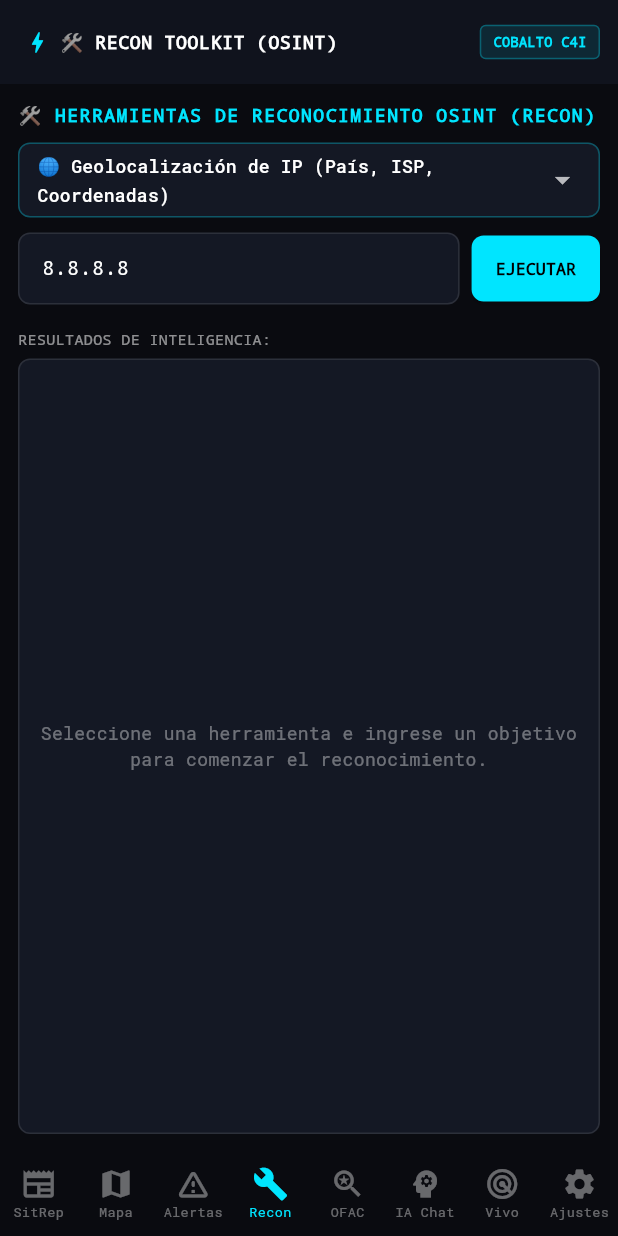
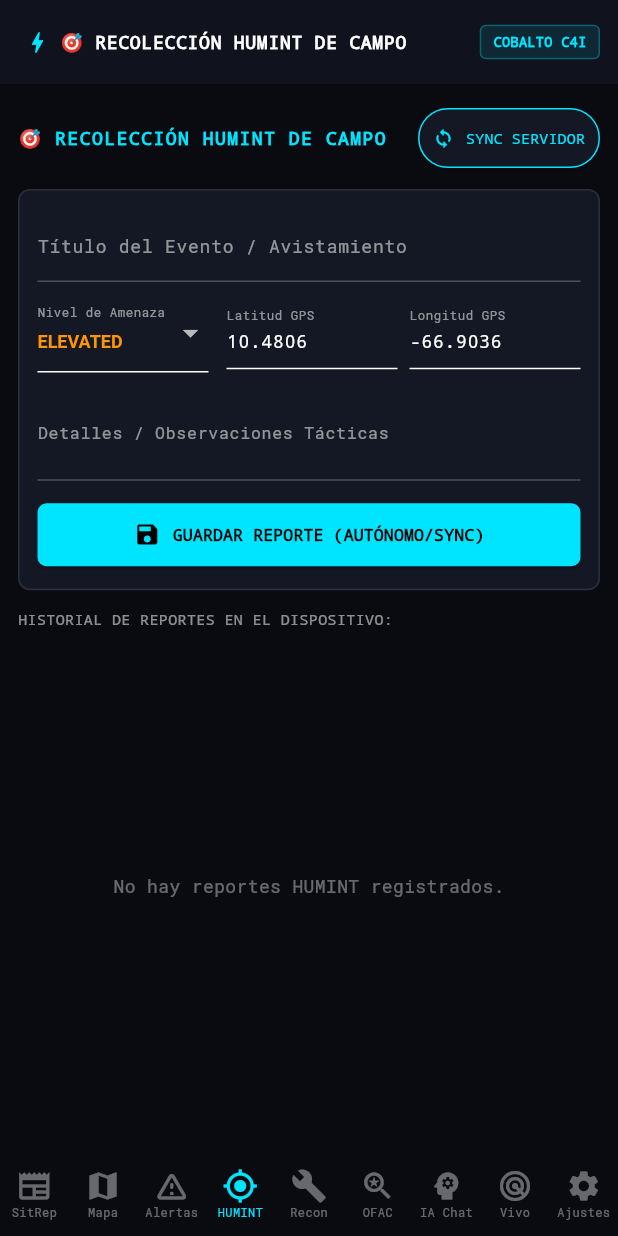
Before and after one commit to zuluetaulianov-eng/cobalto_mobile, a Flutter app: the MainScreen screen opened directly, item 4 of the bottom bar chosen, on a phone screen of 412 x 824 dp. Run offline on Flutter 3.47's test engine with Material 3 defaults, Android fonts, the phone set to English and light mode, and no system bars; our stand-ins replace google_fonts, shared_preferences, sqflite, webview_flutter; accounts and stored records are empty; network calls fail.

Commit message:
feat(mobile): implement Phase 2 HUMINT field reporting module with GPS coords, offline SQLite storage, hybrid sync, and sub-router API integration

```diff
--- /dev/null
+++ b/lib/screens/humint_tab.dart
@@ -0,0 +1,352 @@
+import 'package:flutter/material.dart';
+import '../services/local_db_service.dart';
+import '../services/cobalto_api_service.dart';
+
+class HumintTab extends StatefulWidget {
+  const HumintTab({super.key});
+
+  @override
+  State<HumintTab> createState() => _HumintTabState();
+}
+
+class _HumintTabState extends State<HumintTab> {
+  final TextEditingController _titleController = TextEditingController();
+  final TextEditingController _descController = TextEditingController();
+  final TextEditingController _latController = TextEditingController(text: '10.4806');
+  final TextEditingController _lngController = TextEditingController(text: '-66.9036');
+
+  String _threatLevel = 'ELEVATED';
+  bool _isSaving = false;
+  bool _isSyncing = false;
+  List<Map<String, dynamic>> _reports = [];
+
+  final Map<String, Color> _threatColors = {
+    'CRITICAL': const Color(0xFFFF2D55),
+    'ELEVATED': const Color(0xFFFF9500),
+    'MODERATE': const Color(0xFFFFCC00),
+    'LOW': const Color(0xFF34C759),
+  };
+
+  @override
+  void initState() {
+    super.initState();
+    _loadReports();
+  }
+
+  Future<void> _loadReports() async {
+    final list = await LocalDbService.getFieldReports();
+    if (mounted) {
+      setState(() => _reports = list);
+    }
+  }
+
+  Future<void> _saveLocalReport() async {
+    final title = _titleController.text.trim();
+    final desc = _descController.text.trim();
+
+    if (title.isEmpty) {
+      ScaffoldMessenger.of(context).showSnackBar(
+        const SnackBar(
+          content: Text('⚠️ Ingrese un título para el reporte.'),
+          backgroundColor: Color(0xFFFF2D55),
+        ),
+      );
+      return;
+    }
+
+    setState(() => _isSaving = true);
+
+    final report = {
+      'id': 'humint_${DateTime.now().millisecondsSinceEpoch}',
+      'title': title,
+      'description': desc,
+      'threat_level': _threatLevel,
+      'lat': double.tryParse(_latController.text) ?? 0.0,
+      'lng': double.tryParse(_lngController.text) ?? 0.0,
+      'timestamp': DateTime.now().toIso8601String(),
+      'synced': false,
+    };
+
+    await LocalDbService.saveFieldReport(report);
+
+    // Intentar transmisión automática si hay conexión con el servidor PC
+    final syncRes = await CobaltoApiService.sendHumintReport(report);
+    if (syncRes['success'] == true) {
+      report['synced'] = true;
+      await LocalDbService.saveFieldReport(report);
+    }
+
+    _titleController.clear();
+    _descController.clear();
+
+    if (mounted) {
+      setState(() => _isSaving = false);
+      await _loadReports();
+      if (!mounted) return;
+
+      ScaffoldMessenger.of(context).showSnackBar(
+        SnackBar(
+          content: Text(
+            syncRes['success'] == true
+                ? '✅ Reporte guardado y sincronizado con el servidor.'
+                : '💾 Reporte guardado localmente en la base de datos autónoma.',
+          ),
+          backgroundColor: syncRes['success'] == true ? const Color(0xFF00FFAA) : const Color(0xFF00E5FF),
+        ),
+      );
+    }
+  }
+
+  Future<void> _syncPendingReports() async {
+    setState(() => _isSyncing = true);
+
+    int syncedCount = 0;
+    for (final report in _reports) {
+      if (report['synced'] == 0 || report['synced'] == false) {
+        final res = await CobaltoApiService.sendHumintReport(report);
+        if (res['success'] == true) {
+          final mutable = Map<String, dynamic>.from(report);
+          mutable['synced'] = true;
+          await LocalDbService.saveFieldReport(mutable);
+          syncedCount++;
+        }
+      }
+    }
+
+    await _loadReports();
+    if (mounted) {
+      setState(() => _isSyncing = false);
+      if (!mounted) return;
+
+      ScaffoldMessenger.of(context).showSnackBar(
+        SnackBar(
+          content: Text(syncedCount > 0
+              ? '✅ $syncedCount reportes sincronizados con el servidor.'
+              : 'ℹ️ No hay reportes pendientes o el servidor no está en línea.'),
+          backgroundColor: const Color(0xFF00E5FF),
+        ),
+      );
+    }
+  }
+
+  @override
+  Widget build(BuildContext context) {
+    return Scaffold(
+      backgroundColor: const Color(0xFF0A0B10),
+      body: Padding(
+        padding: const EdgeInsets.all(12),
+        child: Column(
+          crossAxisAlignment: CrossAxisAlignment.start,
+          children: [
+            Row(
+              mainAxisAlignment: MainAxisAlignment.spaceBetween,
+              children: [
+                const Text(
+                  '🎯 RECOLECCIÓN HUMINT DE CAMPO',
+                  style: TextStyle(
+                    color: Color(0xFF00E5FF),
+                    fontSize: 12,
+                    fontWeight: FontWeight.bold,
+                    fontFamily: 'monospace',
+                    letterSpacing: 1,
+                  ),
+                ),
+                ElevatedButton.icon(
+                  onPressed: _isSyncing ? null : _syncPendingReports,
+                  style: ElevatedButton.styleFrom(
+                    backgroundColor: const Color(0xFF141824),
+                    foregroundColor: const Color(0xFF00E5FF),
+                    side: const BorderSide(color: Color(0xFF00E5FF)),
+                    padding: const EdgeInsets.symmetric(horizontal: 10, vertical: 6),
+                  ),
+                  icon: _isSyncing
+                      ? const SizedBox(width: 12, height: 12, child: CircularProgressIndicator(strokeWidth: 2))
+                      : const Icon(Icons.sync, size: 14),
+                  label: const Text('SYNC SERVIDOR', style: TextStyle(fontSize: 10, fontFamily: 'monospace')),
+                ),
+              ],
+            ),
+            const SizedBox(height: 10),
+
+            // Formulario de Captura de Campo
+            Container(
+              padding: const EdgeInsets.all(12),
+              decoration: BoxDecoration(
+                color: const Color(0xFF141824),
+                borderRadius: BorderRadius.circular(8),
+                border: Border.all(color: Colors.white10),
+              ),
+              child: Column(
+                crossAxisAlignment: CrossAxisAlignment.start,
+                children: [
+                  TextField(
+                    controller: _titleController,
+                    style: const TextStyle(color: Colors.white, fontSize: 13),
+                    decoration: const InputDecoration(
+                      labelText: 'Título del Evento / Avistamiento',
+                      labelStyle: TextStyle(color: Colors.white54, fontSize: 12),
+                      enabledBorder: UnderlineInputBorder(borderSide: BorderSide(color: Colors.white24)),
+                      focusedBorder: UnderlineInputBorder(borderSide: BorderSide(color: Color(0xFF00E5FF))),
+                    ),
+                  ),
+                  const SizedBox(height: 8),
+
+                  Row(
+                    children: [
+                      Expanded(
+                        child: DropdownButtonFormField<String>(
+                          value: _threatLevel,
+                          dropdownColor: const Color(0xFF141824),
+                          decoration: const InputDecoration(
+                            labelText: 'Nivel de Amenaza',
+                            labelStyle: TextStyle(color: Colors.white54, fontSize: 11),
+                          ),
+                          style: TextStyle(
+                            color: _threatColors[_threatLevel] ?? Colors.white,
+                            fontWeight: FontWeight.bold,
+                            fontSize: 12,
+                          ),
+                          items: _threatColors.keys.map((level) {
+                            return DropdownMenuItem(
+                              value: level,
+                              child: Text(level, style: TextStyle(color: _threatColors[level])),
+                            );
+                          }).toList(),
+                          onChanged: (val) {
+                            if (val != null) setState(() => _threatLevel = val);
+                          },
+                        ),
+                      ),
+                      const SizedBox(width: 12),
+                      Expanded(
+                        child: TextField(
+                          controller: _latController,
+                          style: const TextStyle(color: Colors.white, fontSize: 12, fontFamily: 'monospace'),
+                          decoration: const InputDecoration(
+                            labelText: 'Latitud GPS',
+                            labelStyle: TextStyle(color: Colors.white54, fontSize: 11),
+                          ),
+                        ),
+                      ),
+                      const SizedBox(width: 8),
+                      Expanded(
+                        child: TextField(
+                          controller: _lngController,
+                          style: const TextStyle(color: Colors.white, fontSize: 12, fontFamily: 'monospace'),
+                          decoration: const InputDecoration(
+                            labelText: 'Longitud GPS',
+                            labelStyle: TextStyle(color: Colors.white54, fontSize: 11),
+                          ),
+                        ),
+                      ),
+                    ],
+                  ),
+                  const SizedBox(height: 8),
+
+                  TextField(
+                    controller: _descController,
+                    maxLines: 2,
+                    style: const TextStyle(color: Colors.white, fontSize: 12),
+                    decoration: const InputDecoration(
+                      labelText: 'Detalles / Observaciones Tácticas',
+                      labelStyle: TextStyle(color: Colors.white54, fontSize: 11),
+                      enabledBorder: UnderlineInputBorder(borderSide: BorderSide(color: Colors.white24)),
+                      focusedBorder: UnderlineInputBorder(borderSide: BorderSide(color: Color(0xFF00E5FF))),
+                    ),
+                  ),
+                  const SizedBox(height: 12),
+
+                  SizedBox(
+                    width: double.infinity,
+                    child: ElevatedButton.icon(
+                      onPressed: _isSaving ? null : _saveLocalReport,
+                      style: ElevatedButton.styleFrom(
+                        backgroundColor: const Color(0xFF00E5FF),
+                        foregroundColor: Colors.black,
+                        padding: const EdgeInsets.symmetric(vertical: 12),
+                        shape: RoundedRectangleBorder(borderRadius: BorderRadius.circular(6)),
+                      ),
+                      icon: _isSaving
+                          ? const SizedBox(width: 14, height: 14, child: CircularProgressIndicator(strokeWidth: 2))
+                          : const Icon(Icons.save),
+                      label: const Text(
+                        'GUARDAR REPORTE (AUTÓNOMO/SYNC)',
+                        style: TextStyle(fontWeight: FontWeight.bold, fontSize: 11, fontFamily: 'monospace'),
+                      ),
+                    ),
+                  ),
+                ],
+              ),
+            ),
+            const SizedBox(height: 12),
+
+            const Text(
+              'HISTORIAL DE REPORTES EN EL DISPOSITIVO:',
+              style: TextStyle(color: Colors.white54, fontSize: 10, fontFamily: 'monospace'),
+            ),
+            const SizedBox(height: 6),
+
+            // Lista de Reportes Guardados
+            Expanded(
+              child: _reports.isEmpty
+                  ? const Center(
+                      child: Text('No hay reportes HUMINT registrados.', style: TextStyle(color: Colors.white38, fontSize: 12)),
+                    )
+                  : ListView.builder(
+                      itemCount: _reports.length,
+                      itemBuilder: (context, index) {
+                        final rep = _reports[index];
+                        final isSynced = rep['synced'] == 1 || rep['synced'] == true;
+                        final level = rep['threat_level'] ?? 'LOW';
+
+                        return Card(
+                          margin: const EdgeInsets.only(bottom: 8),
+                          color: const Color(0xFF141824),
+                          shape: RoundedRectangleBorder(
+                            borderRadius: BorderRadius.circular(6),
+                            side: BorderSide(color: _threatColors[level]?.withOpacity(0.5) ?? Colors.white10),
+                          ),
+                          child: ListTile(
+                            dense: true,
+                            title: Text(
+                              rep['title'] ?? 'Sin título',
+                              style: const TextStyle(color: Colors.white, fontWeight: FontWeight.bold, fontSize: 13),
+                            ),
+                            subtitle: Text(
+                              '${rep['description'] ?? ''}\nGPS: ${rep['lat']}, ${rep['lng']} | ${rep['timestamp']}',
+                              style: const TextStyle(color: Colors.white70, fontSize: 10),
+                            ),
+                            trailing: Column(
+                              mainAxisAlignment: MainAxisAlignment.center,
+                              crossAxisAlignment: CrossAxisAlignment.end,
+                              children: [
+                                Container(
+                                  padding: const EdgeInsets.symmetric(horizontal: 6, vertical: 2),
+                                  decoration: BoxDecoration(
+                                    color: _threatColors[level]?.withOpacity(0.2),
+                                    borderRadius: BorderRadius.circular(4),
+                                  ),
+                                  child: Text(
+                                    level,
+                                    style: TextStyle(color: _threatColors[level], fontSize: 9, fontWeight: FontWeight.bold),
+                                  ),
+                                ),
+                                const SizedBox(height: 4),
+                                Icon(
+                                  isSynced ? Icons.cloud_done : Icons.cloud_off,
+                                  size: 14,
+                                  color: isSynced ? const Color(0xFF00FFAA) : Colors.amber,
+                                ),
+                              ],
+                            ),
+                          ),
+                        );
+                      },
+                    ),
+            ),
+          ],
+        ),
+      ),
+    );
+  }
+}
--- a/lib/screens/main_screen.dart
+++ b/lib/screens/main_screen.dart
@@ -2,6 +2,7 @@ import 'package:flutter/material.dart';
 import 'sitrep_tab.dart';
 import 'map_tab.dart';
 import 'alerts_tab.dart';
+import 'humint_tab.dart';
 import 'recon_tab.dart';
 import 'entity_search_tab.dart';
 import 'ai_chat_tab.dart';
@@ -22,6 +23,7 @@ class _MainScreenState extends State<MainScreen> {
     SitrepTab(),
     MapTab(),
     AlertsTab(),
+    HumintTab(),
     ReconTab(),
     EntitySearchTab(),
     AiChatTab(),
@@ -33,6 +35,7 @@ class _MainScreenState extends State<MainScreen> {
     '📰 SITREP GLOBAL',
     '🗺️ MAPA TÁCTICO UNIFICADO',
     '⚠️ GESTIÓN DE INCIDENTES',
+    '🎯 RECOLECCIÓN HUMINT DE CAMPO',
     '🛠️ RECON TOOLKIT (OSINT)',
     '🔍 ENTIDADES & SANCIÓNES OFAC',
     '🤖 IA COBALTO DEBATE',
@@ -98,8 +101,8 @@ class _MainScreenState extends State<MainScreen> {
         selectedItemColor: const Color(0xFF00E5FF),
         unselectedItemColor: Colors.white38,
         type: BottomNavigationBarType.fixed,
-        selectedFontSize: 9,
-        unselectedFontSize: 9,
+        selectedFontSize: 8,
+        unselectedFontSize: 8,
         items: const [
           BottomNavigationBarItem(
             icon: Icon(Icons.newspaper),
@@ -112,6 +115,10 @@ class _MainScreenState extends State<MainScreen> {
           BottomNavigationBarItem(
             icon: Icon(Icons.warning_amber_rounded),
             label: 'Alertas',
+          ),
+          BottomNavigationBarItem(
+            icon: Icon(Icons.my_location),
+            label: 'HUMINT',
           ),
           BottomNavigationBarItem(
             icon: Icon(Icons.build),
```
Also changed, not shown: lib/services/cobalto_api_service.dart (+47 -0 lines).
